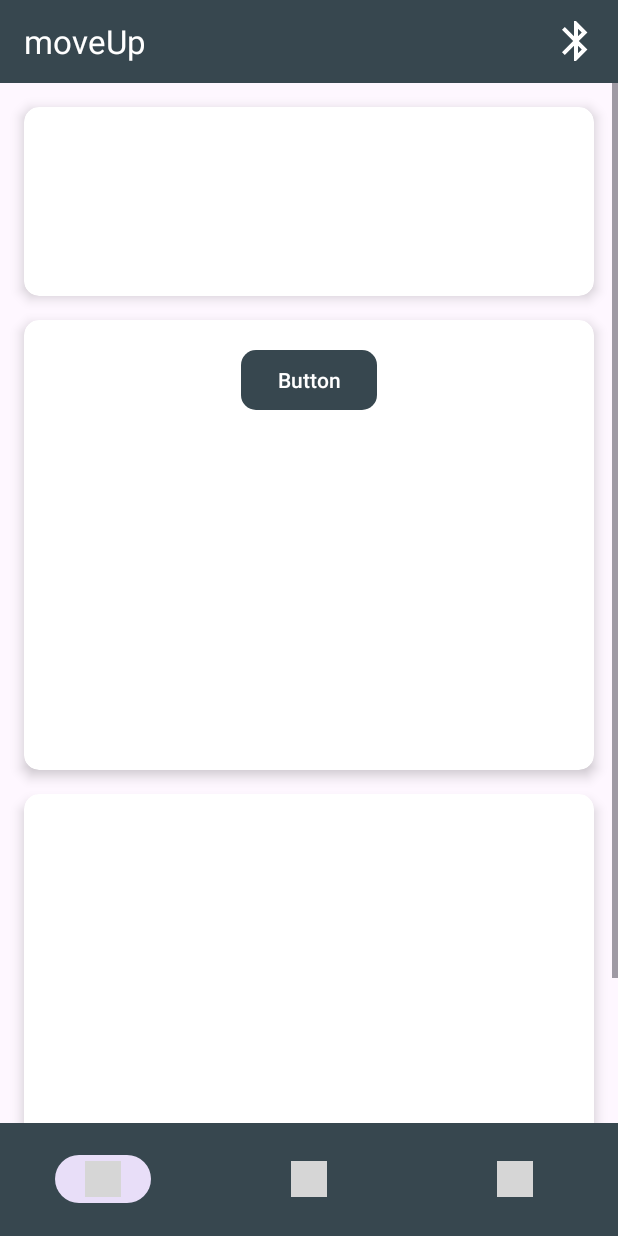
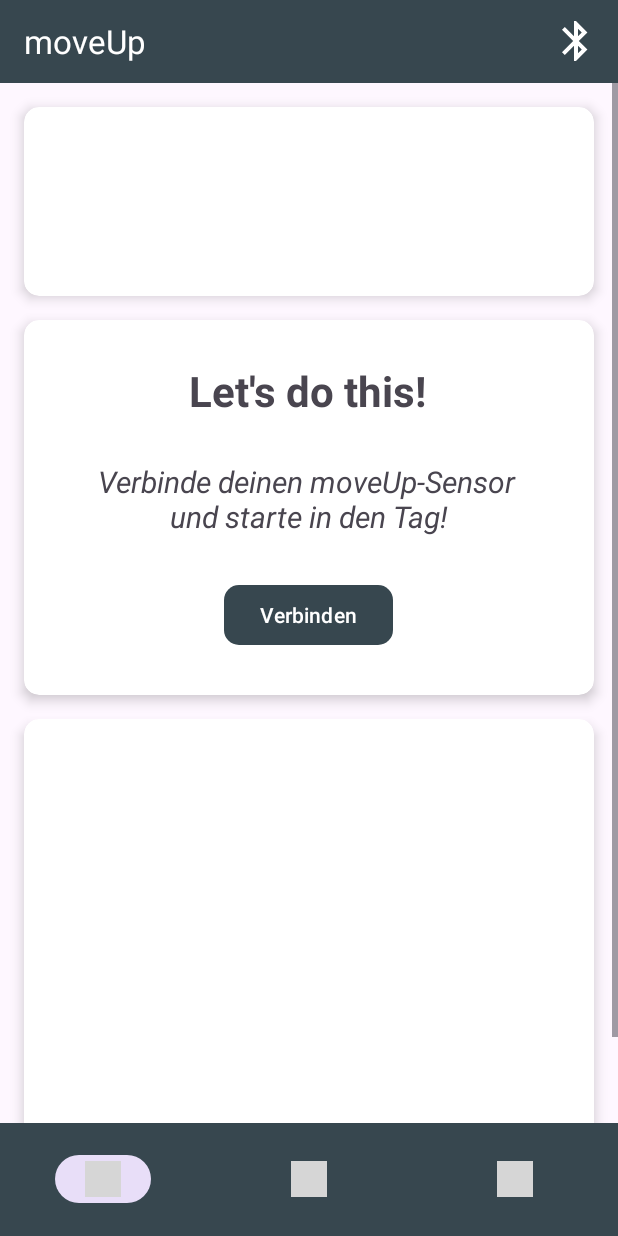
Before and after one commit to AnnemarieKayser/MoveUpAppCode, an Android app: the FirstFragment screen opened directly, with no data from a screen before it, on a phone screen of 412 x 824 dp. Run offline under Robolectric (Android 15) with nearby library versions, the phone set to English and light mode, and no system bars; our stand-ins replace navigation-ui; libraries missing offline, so code that uses them is left out: splitties.toast.toast; 4 statements that could not run were skipped; grey boxes are pictures that could not be loaded.

Commit message:
Deaktivierung backButton in firstFragment

```diff
--- a/app/src/main/java/com/example/moveup/FirstFragment.kt
+++ b/app/src/main/java/com/example/moveup/FirstFragment.kt
@@ -11,6 +11,7 @@
 import android.view.LayoutInflater
 import android.view.View
 import android.view.ViewGroup
+import androidx.activity.addCallback
 import androidx.fragment.app.Fragment
 import androidx.fragment.app.activityViewModels
 import androidx.navigation.fragment.findNavController
@@ -53,6 +54,10 @@
 
     override fun onViewCreated(view: View, savedInstanceState: Bundle?) {
         super.onViewCreated(view, savedInstanceState)
+
+        requireActivity().onBackPressedDispatcher.addCallback(viewLifecycleOwner) {
+            // With blank your fragment BackPressed will be disabled.
+        }
 
         mBluetooth = BluetoothAdapter.getDefaultAdapter()
 
--- a/app/src/main/java/com/example/moveup/MainActivity.kt
+++ b/app/src/main/java/com/example/moveup/MainActivity.kt
@@ -144,7 +144,7 @@
         viewModel.setDeviceAddress(sp.getString(DEVICEADDRESS, "").toString())
     }
 
-    override fun onBackPressed() {
+   /* override fun onBackPressed() {
         // Do Here what ever you want do on back press;
-    }
+    }*/
 }
--- a/app/src/main/res/layout/fragment_first.xml
+++ b/app/src/main/res/layout/fragment_first.xml
@@ -30,7 +30,7 @@
         <androidx.cardview.widget.CardView
             android:id="@+id/cardView2"
             android:layout_width="match_parent"
-            android:layout_height="300dp"
+            android:layout_height="250dp"
             android:layout_marginStart="16dp"
             android:layout_marginTop="16dp"
             android:layout_marginEnd="16dp"
@@ -50,11 +50,39 @@
                     android:id="@+id/button2"
                     android:layout_width="wrap_content"
                     android:layout_height="wrap_content"
-                    android:layout_marginTop="16dp"
+                    android:layout_marginTop="28dp"
                     android:elevation="8dp"
-                    android:text="Button"
+                    android:text="@string/btn_connect"
                     app:cornerRadius="10dp"
                     app:layout_constraintEnd_toEndOf="parent"
+                    app:layout_constraintHorizontal_bias="0.498"
+                    app:layout_constraintStart_toStartOf="parent"
+                    app:layout_constraintTop_toBottomOf="@+id/textViewConnectSensor" />
+
+                <TextView
+                    android:id="@+id/textViewConnectSensor"
+                    android:layout_width="wrap_content"
+                    android:layout_height="wrap_content"
+                    android:layout_marginTop="28dp"
+                    android:text="@string/tv_connect_sensor_main"
+                    android:textAlignment="center"
+                    android:textSize="20sp"
+                    android:textStyle="italic"
+                    app:layout_constraintEnd_toEndOf="parent"
+                    app:layout_constraintHorizontal_bias="0.5"
+                    app:layout_constraintStart_toStartOf="parent"
+                    app:layout_constraintTop_toBottomOf="@+id/textViewGo" />
+
+                <TextView
+                    android:id="@+id/textViewGo"
+                    android:layout_width="wrap_content"
+                    android:layout_height="wrap_content"
+                    android:layout_marginTop="28dp"
+                    android:text="@string/tv_main_go"
+                    android:textSize="28sp"
+                    android:textStyle="bold"
+                    app:layout_constraintEnd_toEndOf="parent"
+                    app:layout_constraintHorizontal_bias="0.497"
                     app:layout_constraintStart_toStartOf="parent"
                     app:layout_constraintTop_toTopOf="parent" />
 
--- a/app/src/main/res/values/strings.xml
+++ b/app/src/main/res/values/strings.xml
@@ -57,6 +57,8 @@
     <string name="button_cancel">Abbrechen</string>
     <string name="fill_out">Email eintragen</string>
     <string name="btn_log_out">Ausloggen</string>
+    <string name="tv_connect_sensor_main">Verbinde deinen moveUp-Sensor \nund starte in den Tag!</string>
+    <string name="tv_main_go">Let\'s do this!</string>
 
 
 </resources>
```
